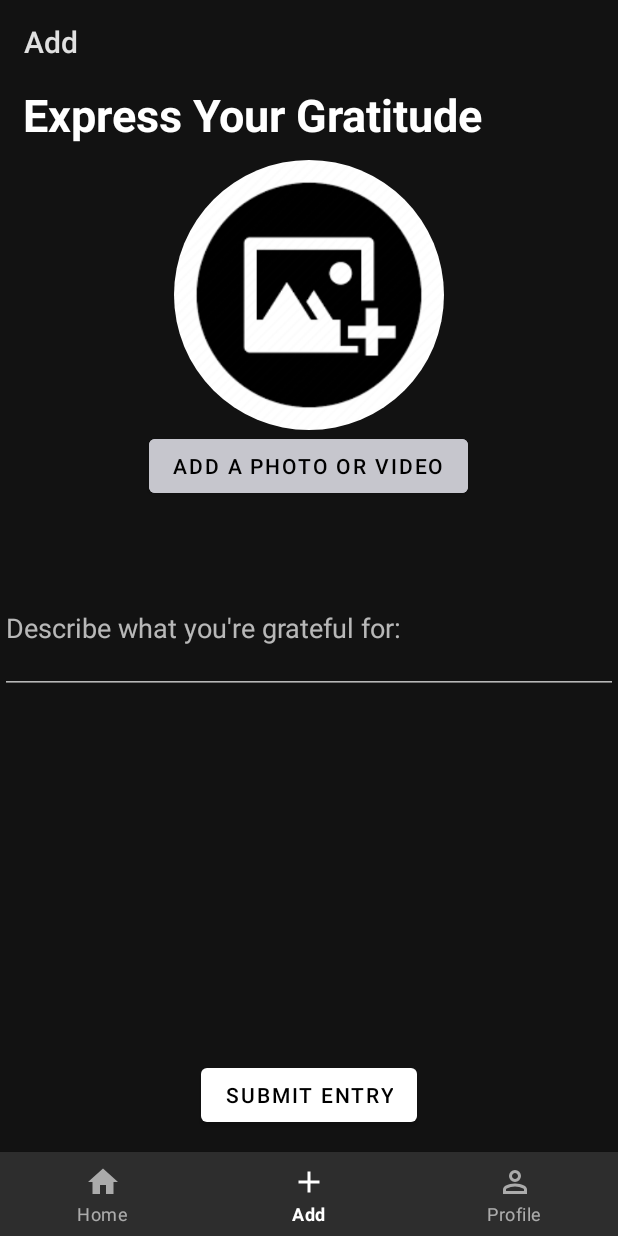
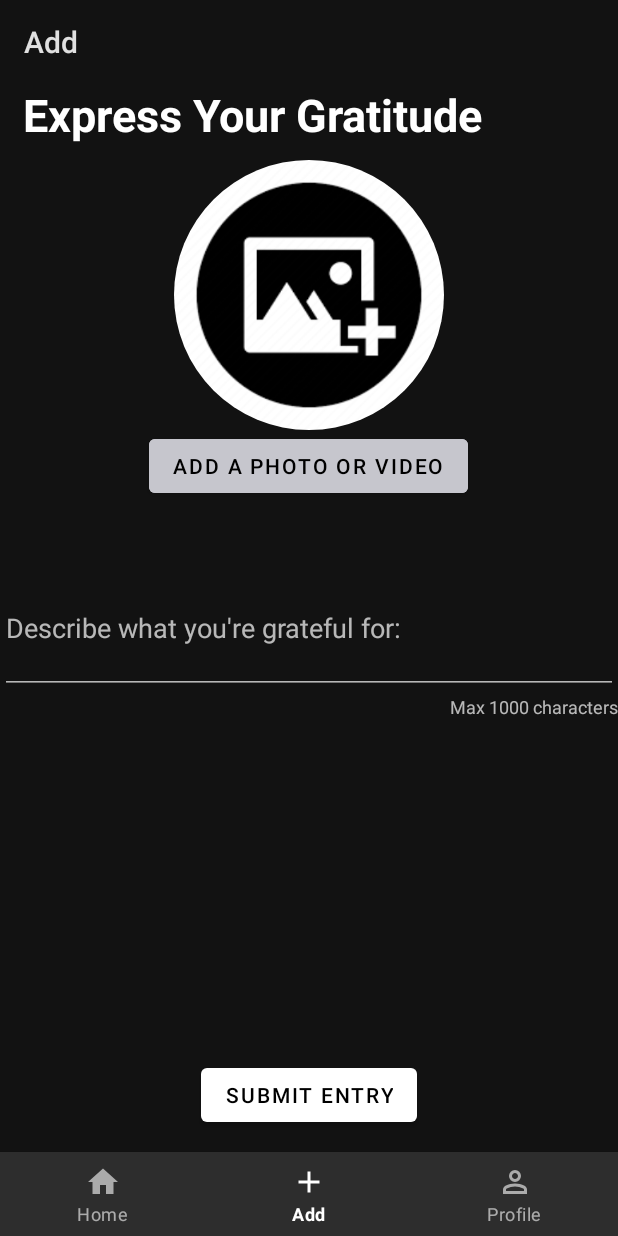
Before and after one commit to shadizx/blissful, an Android app: the AddFragment screen opened through its navigation route, on a phone screen of 412 x 824 dp. Run offline under Robolectric (Android 15) with nearby library versions, the phone set to English and light mode, and no system bars; our stand-ins replace Room's generated code, navigation-ui; plain views replace CircularImageView.

Commit message:
Add character limit to text entry

```diff
--- a/app/src/main/res/layout/fragment_add.xml
+++ b/app/src/main/res/layout/fragment_add.xml
@@ -40,8 +40,17 @@
         android:inputType="textMultiLine"
         android:minLines="3"
         android:maxLines="7"
+        android:maxLength="1000"
         android:hint="Describe what you're grateful for:"
         />
+
+    <TextView
+        android:id="@+id/characterCountText"
+        android:layout_width="wrap_content"
+        android:layout_height="wrap_content"
+        android:layout_gravity="end"
+        android:textSize="12sp"
+        android:text="Max 1000 characters" />
 
 
     <Space
```
